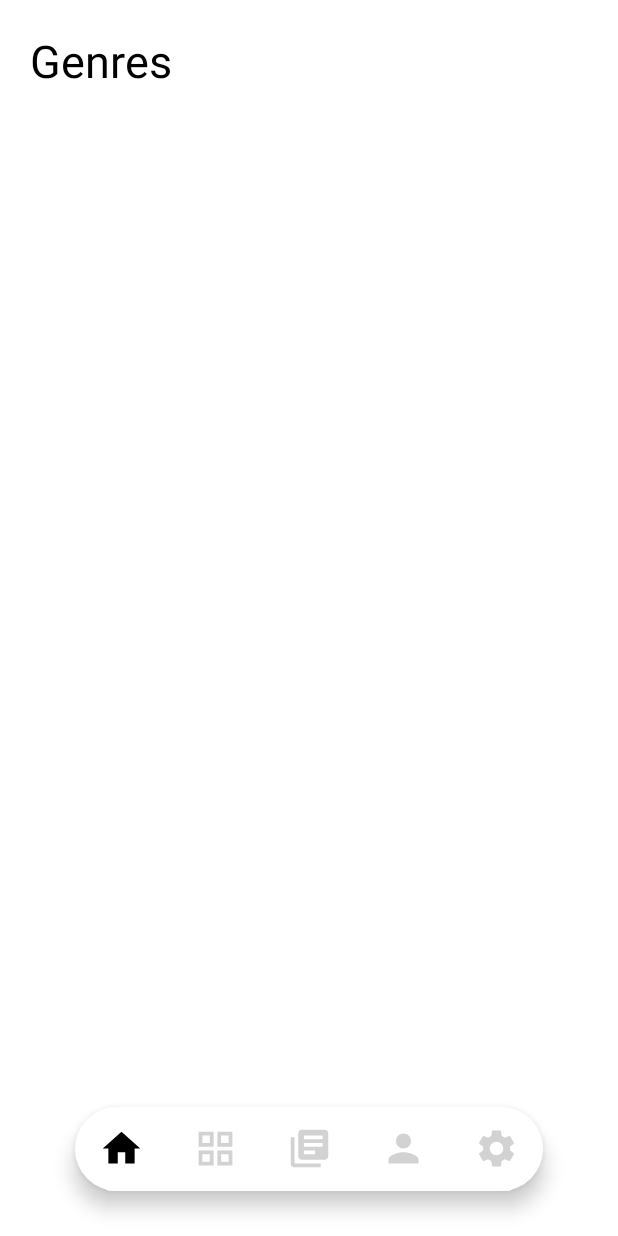
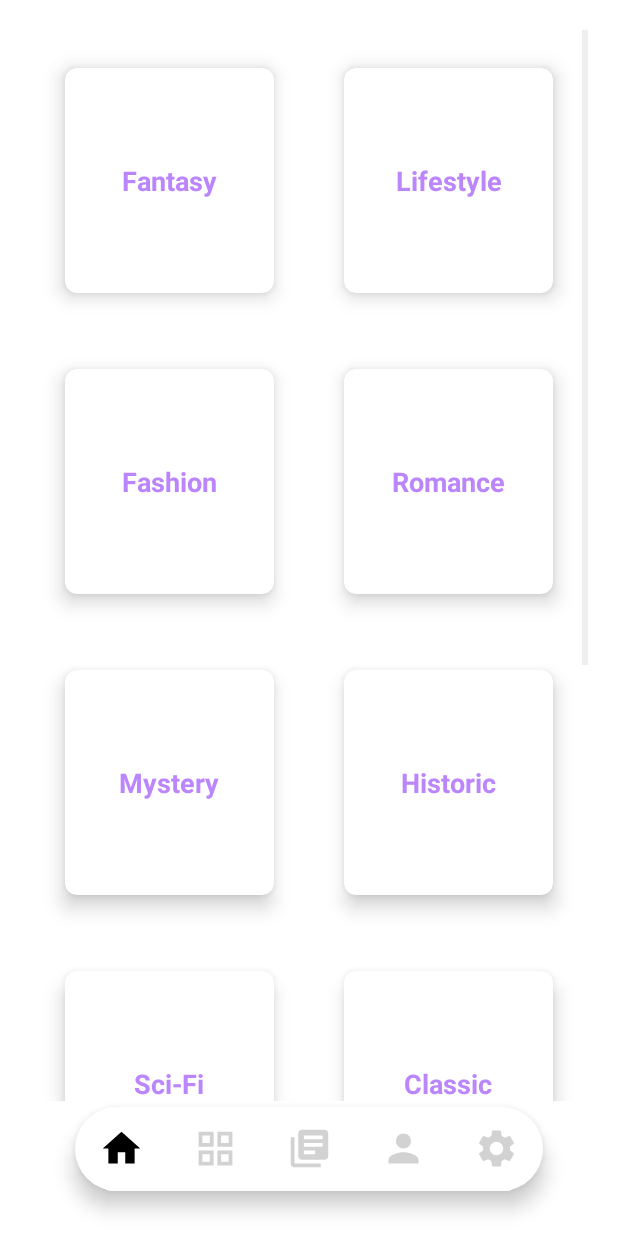
Before and after one commit to andreeamincu98/Proiect-Licenta, an Android app: the Genres screen opened directly, with no data from a screen before it, on a phone screen of 412 x 824 dp. Run offline under Robolectric (Android 15) with nearby library versions, the light colour scheme and no system bars.

Commit message:
added genres grid to Genres.java

```diff
--- a/app/src/main/java/com/example/bookreader/AppPages/Genres.java
+++ b/app/src/main/java/com/example/bookreader/AppPages/Genres.java
@@ -3,14 +3,24 @@ package com.example.bookreader.AppPages;
 import android.annotation.SuppressLint;
 import android.content.Intent;
 import android.os.Bundle;
+import android.widget.GridView;
 
 import androidx.appcompat.app.AppCompatActivity;
 import androidx.appcompat.app.AppCompatDelegate;
 
+import com.example.bookreader.Category.CategoryAdapter;
+import com.example.bookreader.Category.CategoryModel;
 import com.example.bookreader.R;
 import com.google.android.material.bottomnavigation.BottomNavigationView;
 
+import java.util.ArrayList;
+import java.util.List;
+
 public class Genres extends AppCompatActivity {
+
+    private GridView genreView;
+    private List<CategoryModel> genreList=new ArrayList<>();
+
     @SuppressLint("NonConstantResourceId")
     @Override
     protected void onCreate(Bundle savedInstanceState) {
@@ -21,6 +31,12 @@ public class Genres extends AppCompatActivity {
         }
         super.onCreate(savedInstanceState);
         setContentView(R.layout.genres);
+        genreView = findViewById(R.id.genres_grid);
+
+        loadGenres();
+        CategoryAdapter adapter=new CategoryAdapter(genreList);
+        genreView.setAdapter(adapter);
+
         BottomNavigationView navigationView = findViewById(R.id.genres_bottom_navigation);
         navigationView.setOnItemSelectedListener(item -> {
             Intent intent;
@@ -53,4 +69,21 @@ public class Genres extends AppCompatActivity {
             return true;
         });
     }
+
+    private void loadGenres(){
+        genreList.clear();
+        genreList.add(new CategoryModel("1","Fantasy"));
+        genreList.add(new CategoryModel("2","Lifestyle"));
+        genreList.add(new CategoryModel("3","Fashion"));
+        genreList.add(new CategoryModel("4","Romance"));
+        genreList.add(new CategoryModel("5","Mystery"));
+        genreList.add(new CategoryModel("6","Historic"));
+        genreList.add(new CategoryModel("7","Sci-Fi"));
+        genreList.add(new CategoryModel("8","Classic"));
+        genreList.add(new CategoryModel("9","Modern"));
+        genreList.add(new CategoryModel("10","Horror"));
+        genreList.add(new CategoryModel("11","Young Adult"));
+        genreList.add(new CategoryModel("12","Thriller"));
+    }
+
 }
--- /dev/null
+++ b/app/src/main/java/com/example/bookreader/Category/CategoryAdapter.java
@@ -0,0 +1,50 @@
+package com.example.bookreader.Category;
+
+import android.view.LayoutInflater;
+import android.view.View;
+import android.view.ViewGroup;
+import android.widget.BaseAdapter;
+import android.widget.TextView;
+
+import com.example.bookreader.R;
+
+import java.util.List;
+
+public class CategoryAdapter extends BaseAdapter {
+
+    private List<CategoryModel> genre_list;
+
+    public CategoryAdapter(List<CategoryModel> genre_list) {
+        this.genre_list = genre_list;
+    }
+
+    @Override
+    public int getCount() {
+        return genre_list.size();
+    }
+
+    @Override
+    public Object getItem(int position) {
+        return null;
+    }
+
+    @Override
+    public long getItemId(int position) {
+        return 0;
+    }
+
+    @Override
+    public View getView(int position, View convertView, ViewGroup parent) {
+        View myView;
+        if(convertView == null){
+            myView= LayoutInflater.from(parent.getContext()).inflate(R.layout.genre_item_layout,parent,false);
+        }
+        else{
+            myView=convertView;
+        }
+        TextView genreName=myView.findViewById(R.id.genre_name);
+        genreName.setText(genre_list.get(position).getName());
+
+        return myView;
+    }
+}
--- /dev/null
+++ b/app/src/main/java/com/example/bookreader/Category/CategoryModel.java
@@ -0,0 +1,19 @@
+package com.example.bookreader.Category;
+
+public class CategoryModel {
+    private String name;
+
+    public String getName() {
+        return name;
+    }
+
+    public String getId() {
+        return id;
+    }
+
+    private String id;
+    public CategoryModel(String id,String name){
+        this.name=name;
+        this.id=id;
+    }
+}
--- a/app/src/main/java/com/example/bookreader/Entities/Magazines.java
+++ /dev/null
@@ -1,4 +0,0 @@
-package com.example.bookreader.Entities;
-
-public class Magazines {
-}
--- /dev/null
+++ b/app/src/main/res/layout/genre_item_layout.xml
@@ -0,0 +1,35 @@
+<?xml version="1.0" encoding="utf-8"?>
+<RelativeLayout xmlns:android="http://schemas.android.com/apk/res/android"
+    android:layout_width="match_parent"
+    android:layout_height="wrap_content"
+    xmlns:app="http://schemas.android.com/apk/res-auto">
+
+    <androidx.cardview.widget.CardView
+        android:layout_width="match_parent"
+        android:layout_height="wrap_content"
+        android:layout_margin="15dp"
+        app:cardUseCompatPadding="true"
+        app:cardElevation="5dp"
+        android:translationZ="3dp"
+        app:cardCornerRadius="8dp">
+
+        <LinearLayout
+            android:layout_width="match_parent"
+            android:layout_height="150dp"
+            android:orientation="vertical"
+            android:gravity="center">
+
+            <TextView
+                android:id="@+id/genre_name"
+                android:layout_width="match_parent"
+                android:layout_height="wrap_content"
+                android:text="Genre Name"
+                android:textSize="18dp"
+                android:textStyle="bold"
+                android:textColor="@color/purple_200"
+                android:textAlignment="center"/>
+
+        </LinearLayout>
+
+    </androidx.cardview.widget.CardView>
+</RelativeLayout>
--- a/app/src/main/res/layout/genres.xml
+++ b/app/src/main/res/layout/genres.xml
@@ -23,11 +23,12 @@
         app:itemIconSize="30dp"
         app:labelVisibilityMode="unlabeled"
         app:itemIconTint="@drawable/item_selector"/>
-    <TextView
-        android:id="@+id/genres_title"
-        android:layout_width="wrap_content"
-        android:layout_height="wrap_content"
-        android:text="@string/genres_text"
-        android:textSize="30sp"
-        android:textColor="?attr/text_color"/>
+    <GridView
+        android:id="@+id/genres_grid"
+        android:layout_width="match_parent"
+        android:layout_height="match_parent"
+        android:layout_marginBottom="90dp"
+        android:numColumns="2"/>
+
+
 </RelativeLayout>
```
